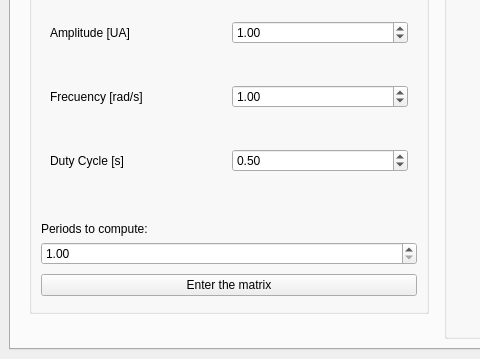
First picture: the form in UI.ui, repository GullinoAgus/Filter-TOOL-ELECTRO, before the edit; both pictures show x 0 to 480 and y 573 to 932 of the 1070 by 932 pixel window.
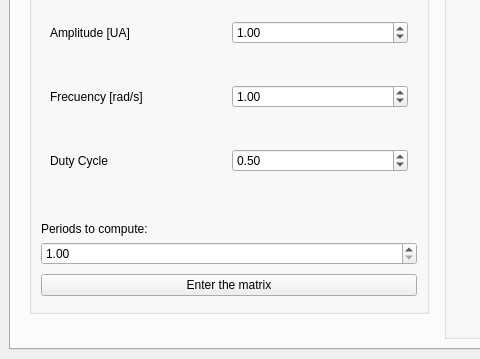
Second picture: the form after the edit. The open tabs and pages were chosen to show the change.

Commit message: Interfaz grafica actualizada

```diff
--- a/UI.ui
+++ b/UI.ui
@@ -768,7 +768,7 @@
                     <item row="2" column="0">
                      <widget class="QLabel" name="label_16">
                       <property name="text">
-                       <string>Duty Cycle [s]</string>
+                       <string>Duty Cycle</string>
                       </property>
                      </widget>
                     </item>
```
Left out of the diff: 2 changed lines with no effect on the pictures. The commit also changes 1 other file.
